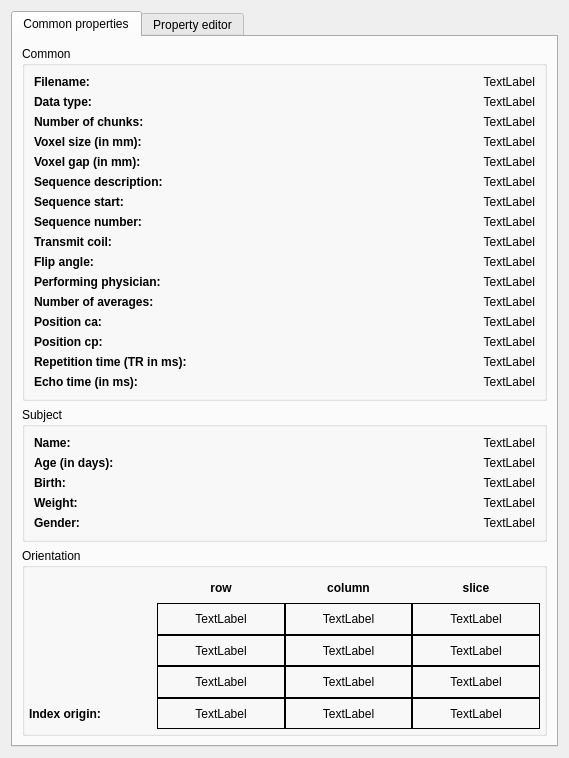
First picture: the form in plugins/PropertyTool/forms/propertyToolDialog.ui, repository isis-group/vast, before the edit.
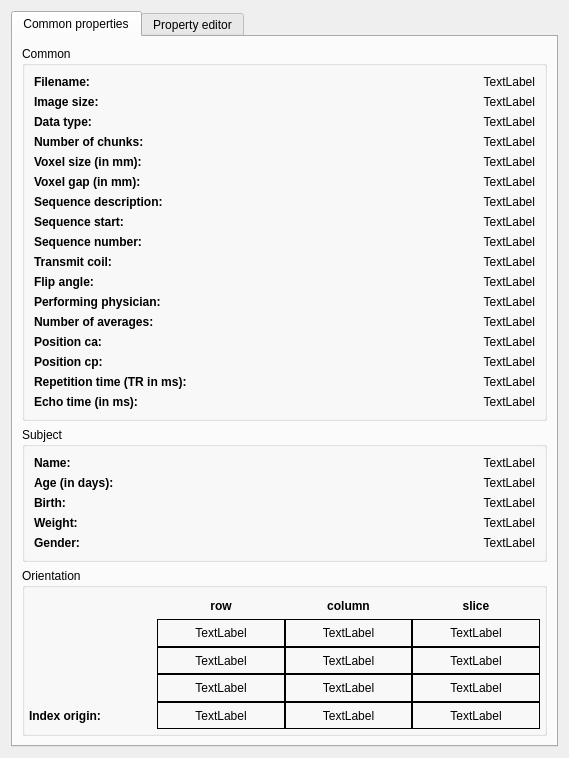
Second picture: the form after the edit. The open tabs and pages were chosen to show the change.

Commit message: add size info to property tool

Diff of the .ui file:
```diff
--- a/plugins/PropertyTool/forms/propertyToolDialog.ui
+++ b/plugins/PropertyTool/forms/propertyToolDialog.ui
@@ -36,7 +36,7 @@
           <string>Common</string>
          </property>
          <layout class="QGridLayout" name="gridLayout_4">
-          <item row="10" column="1">
+          <item row="11" column="1">
            <widget class="QLabel" name="performingPhysician">
             <property name="text">
              <string>TextLabel</string>
@@ -46,7 +46,7 @@
             </property>
            </widget>
           </item>
-          <item row="3" column="1">
+          <item row="4" column="1">
            <widget class="QLabel" name="voxelSize">
             <property name="text">
              <string>TextLabel</string>
@@ -56,7 +56,7 @@
             </property>
            </widget>
           </item>
-          <item row="13" column="0">
+          <item row="14" column="0">
            <widget class="QLabel" name="L_positionCP">
             <property name="font">
              <font>
@@ -69,7 +69,7 @@
             </property>
            </widget>
           </item>
-          <item row="1" column="1">
+          <item row="2" column="1">
            <widget class="QLabel" name="dataType">
             <property name="text">
              <string>TextLabel</string>
@@ -79,7 +79,7 @@
             </property>
            </widget>
           </item>
-          <item row="11" column="0">
+          <item row="12" column="0">
            <widget class="QLabel" name="L_numberOfAverages">
             <property name="font">
              <font>
@@ -92,7 +92,7 @@
             </property>
            </widget>
           </item>
-          <item row="8" column="0">
+          <item row="9" column="0">
            <widget class="QLabel" name="L_transmitCoil">
             <property name="font">
              <font>
@@ -105,7 +105,7 @@
             </property>
            </widget>
           </item>
-          <item row="5" column="0">
+          <item row="6" column="0">
            <widget class="QLabel" name="L_sequenceDescription">
             <property name="font">
              <font>
@@ -118,7 +118,7 @@
             </property>
            </widget>
           </item>
-          <item row="7" column="0">
+          <item row="8" column="0">
            <widget class="QLabel" name="L_sequenceNumber">
             <property name="font">
              <font>
@@ -131,7 +131,7 @@
             </property>
            </widget>
           </item>
-          <item row="3" column="0">
+          <item row="4" column="0">
            <widget class="QLabel" name="L_voxelSize">
             <property name="font">
              <font>
@@ -154,7 +154,7 @@
             </property>
            </widget>
           </item>
-          <item row="12" column="0">
+          <item row="13" column="0">
            <widget class="QLabel" name="L_positionCA">
             <property name="font">
              <font>
@@ -167,7 +167,7 @@
             </property>
            </widget>
           </item>
-          <item row="5" column="1">
+          <item row="6" column="1">
            <widget class="QLabel" name="sequenceDescription">
             <property name="text">
              <string>TextLabel</string>
@@ -177,7 +177,7 @@
             </property>
            </widget>
           </item>
-          <item row="4" column="1">
+          <item row="5" column="1">
            <widget class="QLabel" name="voxelGap">
             <property name="text">
              <string>TextLabel</string>
@@ -187,17 +187,17 @@
             </property>
            </widget>
           </item>
-          <item row="7" column="1">
-           <widget class="QLabel" name="sequenceNumber">
-            <property name="text">
-             <string>TextLabel</string>
-            </property>
-            <property name="alignment">
-             <set>Qt::AlignRight|Qt::AlignTrailing|Qt::AlignVCenter</set>
-            </property>
-           </widget>
-          </item>
           <item row="8" column="1">
+           <widget class="QLabel" name="sequenceNumber">
+            <property name="text">
+             <string>TextLabel</string>
+            </property>
+            <property name="alignment">
+             <set>Qt::AlignRight|Qt::AlignTrailing|Qt::AlignVCenter</set>
+            </property>
+           </widget>
+          </item>
+          <item row="9" column="1">
            <widget class="QLabel" name="transmitCoil">
             <property name="text">
              <string>TextLabel</string>
@@ -207,17 +207,17 @@
             </property>
            </widget>
           </item>
-          <item row="11" column="1">
-           <widget class="QLabel" name="numberOfAverages">
-            <property name="text">
-             <string>TextLabel</string>
-            </property>
-            <property name="alignment">
-             <set>Qt::AlignRight|Qt::AlignTrailing|Qt::AlignVCenter</set>
-            </property>
-           </widget>
-          </item>
           <item row="12" column="1">
+           <widget class="QLabel" name="numberOfAverages">
+            <property name="text">
+             <string>TextLabel</string>
+            </property>
+            <property name="alignment">
+             <set>Qt::AlignRight|Qt::AlignTrailing|Qt::AlignVCenter</set>
+            </property>
+           </widget>
+          </item>
+          <item row="13" column="1">
            <widget class="QLabel" name="positionCA">
             <property name="text">
              <string>TextLabel</string>
@@ -227,7 +227,7 @@
             </property>
            </widget>
           </item>
-          <item row="6" column="1">
+          <item row="7" column="1">
            <widget class="QLabel" name="sequenceStart">
             <property name="text">
              <string>TextLabel</string>
@@ -237,7 +237,7 @@
             </property>
            </widget>
           </item>
-          <item row="14" column="0">
+          <item row="15" column="0">
            <widget class="QLabel" name="L_repetitionTime">
             <property name="font">
              <font>
@@ -250,7 +250,7 @@
             </property>
            </widget>
           </item>
-          <item row="6" column="0">
+          <item row="7" column="0">
            <widget class="QLabel" name="L_sequenceStart">
             <property name="font">
              <font>
@@ -276,7 +276,7 @@
             </property>
            </widget>
           </item>
-          <item row="9" column="1">
+          <item row="10" column="1">
            <widget class="QLabel" name="flipAngle">
             <property name="text">
              <string>TextLabel</string>
@@ -286,7 +286,7 @@
             </property>
            </widget>
           </item>
-          <item row="14" column="1">
+          <item row="15" column="1">
            <widget class="QLabel" name="repetitionTime">
             <property name="text">
              <string>TextLabel</string>
@@ -296,7 +296,7 @@
             </property>
            </widget>
           </item>
-          <item row="4" column="0">
+          <item row="5" column="0">
            <widget class="QLabel" name="L_voxelGap">
             <property name="font">
              <font>
@@ -309,7 +309,7 @@
             </property>
            </widget>
           </item>
-          <item row="10" column="0">
+          <item row="11" column="0">
            <widget class="QLabel" name="L_performingPhysician">
             <property name="font">
              <font>
@@ -322,7 +322,7 @@
             </property>
            </widget>
           </item>
-          <item row="1" column="0">
+          <item row="2" column="0">
            <widget class="QLabel" name="L_dataType">
             <property name="font">
              <font>
@@ -335,7 +335,7 @@
             </property>
            </widget>
           </item>
-          <item row="9" column="0">
+          <item row="10" column="0">
            <widget class="QLabel" name="L_flipAngle">
             <property name="font">
              <font>
@@ -348,7 +348,7 @@
             </property>
            </widget>
           </item>
-          <item row="13" column="1">
+          <item row="14" column="1">
            <widget class="QLabel" name="positionCP">
             <property name="text">
              <string>TextLabel</string>
@@ -358,7 +358,7 @@
             </property>
            </widget>
           </item>
-          <item row="15" column="0">
+          <item row="16" column="0">
            <widget class="QLabel" name="L_echoTime">
             <property name="font">
              <font>
@@ -371,7 +371,7 @@
             </property>
            </widget>
           </item>
-          <item row="15" column="1">
+          <item row="16" column="1">
            <widget class="QLabel" name="echoTime">
             <property name="text">
              <string>TextLabel</string>
@@ -381,7 +381,7 @@
             </property>
            </widget>
           </item>
-          <item row="2" column="0">
+          <item row="3" column="0">
            <widget class="QLabel" name="L_numberOfChunks">
             <property name="font">
              <font>
@@ -394,7 +394,7 @@
             </property>
            </widget>
           </item>
-          <item row="2" column="1">
+          <item row="3" column="1">
            <widget class="QLabel" name="numberOfChunks">
             <property name="text">
              <string>TextLabel</string>
@@ -404,6 +404,29 @@
             </property>
            </widget>
           </item>
+          <item row="1" column="0">
+           <widget class="QLabel" name="L_imageSize">
+            <property name="font">
+             <font>
+              <weight>75</weight>
+              <bold>true</bold>
+             </font>
+            </property>
+            <property name="text">
+             <string>Image size:</string>
+            </property>
+           </widget>
+          </item>
+          <item row="1" column="1">
+           <widget class="QLabel" name="imageSize">
+            <property name="text">
+             <string>TextLabel</string>
+            </property>
+            <property name="alignment">
+             <set>Qt::AlignRight|Qt::AlignTrailing|Qt::AlignVCenter</set>
+            </property>
+           </widget>
+          </item>
          </layout>
         </widget>
        </item>
```
Left out of the diff: 6 changed lines with no effect on the pictures. The commit also changes 1 other file.
